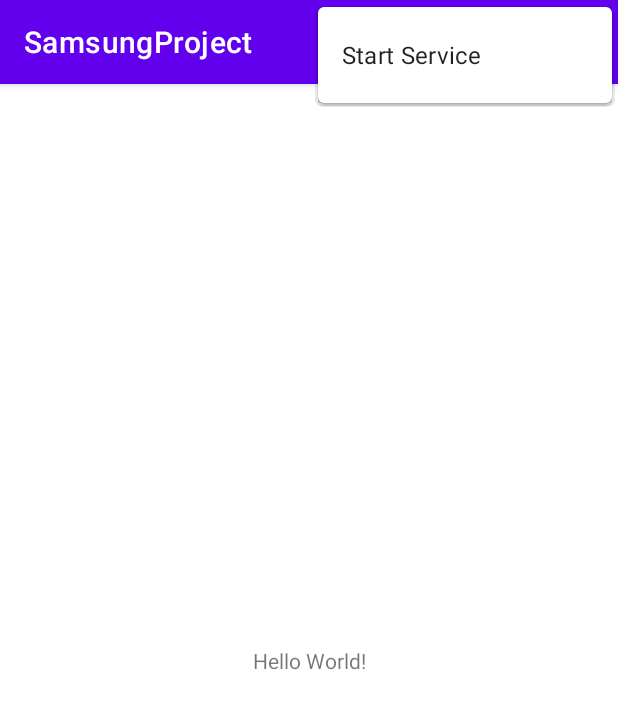
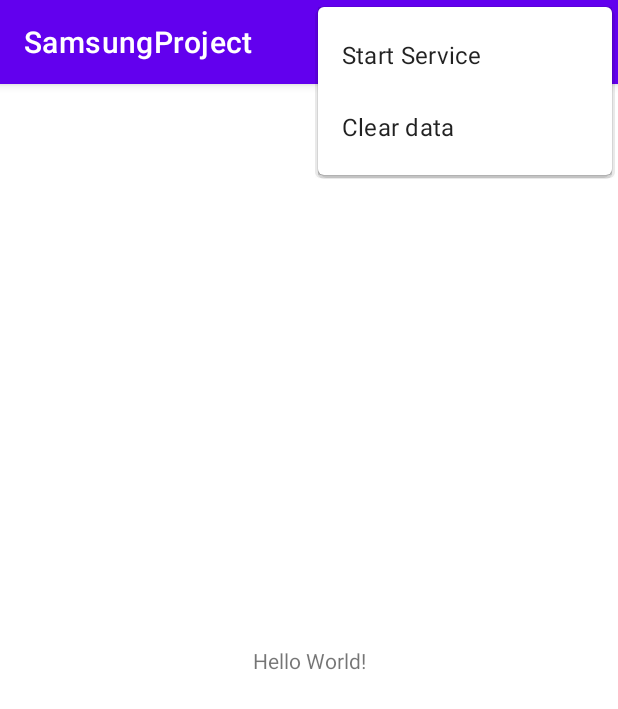
Before and after one commit to alpha900i/HardwareDataListener, an Android app: the screen it shows after launch (MainActivity), with the options menu open, on a phone screen of 412 x 824 dp. Shown: the top 709 px of the screen. Run offline under Robolectric (Android 15) with nearby library versions, the phone set to English and light mode, and no system bars.

Commit message:
"Clear Data" menu item, with confirmation

```diff
--- a/app/src/main/java/com/alpha900i/samsungproject/model/LogDao.java
+++ b/app/src/main/java/com/alpha900i/samsungproject/model/LogDao.java
@@ -17,4 +17,10 @@ public abstract class LogDao {
 
     @Query("SELECT * FROM log")
     public abstract LiveData<List<LogEntry>> getAllLogsLive();
+
+    @Query("SELECT COUNT(*) FROM log")
+    public abstract int getLogCount();
+
+    @Query("DELETE FROM log")
+    public abstract void deleteAll();
 }
--- a/app/src/main/java/com/alpha900i/samsungproject/service/LoggingService.java
+++ b/app/src/main/java/com/alpha900i/samsungproject/service/LoggingService.java
@@ -63,8 +63,9 @@ public class LoggingService extends Service {
                         0.0f, 0.0f, 0.0f
                 );
                 AppDatabase.getInstance(getBaseContext()).logDao().insertLog(logEntry);
+                int logCount = AppDatabase.getInstance(getBaseContext()).logDao().getLogCount();
 
-                Log.d(TAG, String.format(Locale.US, "Counted to %d", counter));
+                Log.d(TAG, String.format(Locale.US, "Counted to %d; %d records", counter, logCount));
                 counter++;
                 try{
                     sleep(5000);
--- a/app/src/main/res/menu/main_menu.xml
+++ b/app/src/main/res/menu/main_menu.xml
@@ -6,6 +6,8 @@
     <item
         android:id="@+id/stop_service_item"
         android:title="@string/stop_service"
-        android:visible="false"
-        />
+        android:visible="false"/>
+    <item
+        android:id="@+id/clear_item"
+        android:title="@string/clear_data"/>
 </menu>
--- a/app/src/main/res/values/strings.xml
+++ b/app/src/main/res/values/strings.xml
@@ -2,4 +2,9 @@
     <string name="app_name">SamsungProject</string>
     <string name="start_service">Start Service</string>
     <string name="stop_service">Stop Service</string>
+    <string name="clear_data">Clear data</string>
+    <string name="clear_data_confirmation_text">Do you want to clear all data?</string>
+    <string name="clear_data_confirmation_title">Confirmation</string>
+    <string name="clear_data_confirmation_yes">Yes</string>
+    <string name="clear_data_confirmation_no">No</string>
 </resources>
```
Also changed, not shown: app/src/main/java/com/alpha900i/samsungproject/view/MainActivity.java (+24 -0 lines).
